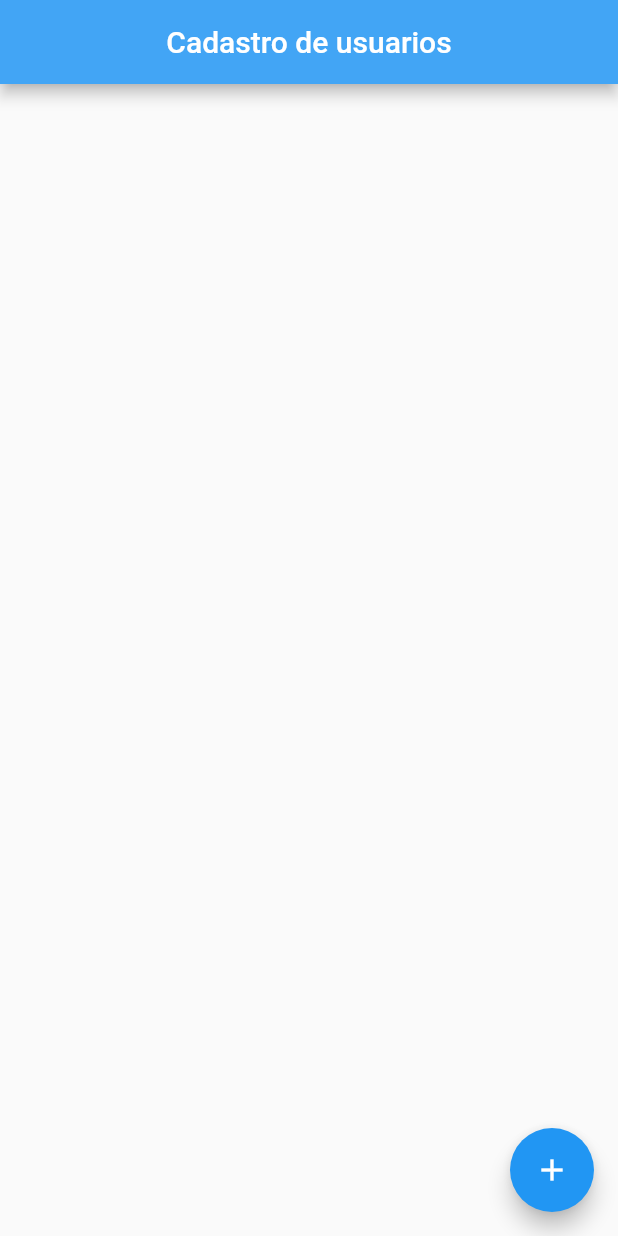
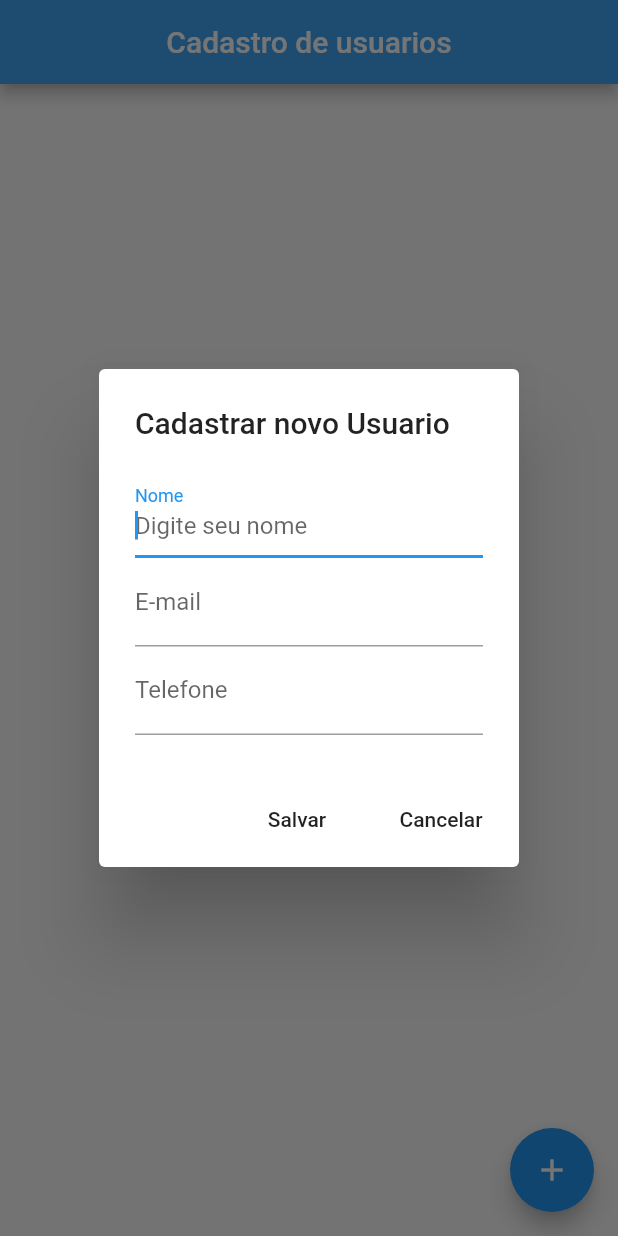
Before and after one commit to DeivideSilva/Flutter, a Flutter app: the screen it shows after launch, after a tap on the "add" icon, on a phone screen of 412 x 824 dp. Run offline on Flutter 3.47's test engine with Material 2 defaults, Android fonts, the phone set to English and light mode, and no system bars; our stand-ins replace flutter_icons, flutter_masked_text, flutter_mobx, mobx, share, transparent_image.

Commit message:
Adicionado os campos de texto

```diff
--- a/app_cadastro/lib/home.dart
+++ b/app_cadastro/lib/home.dart
@@ -6,6 +6,65 @@ class Home extends StatefulWidget {
 }
 
 class _HomeState extends State<Home> {
+  TextEditingController txtnome = TextEditingController();
+  TextEditingController txtemail = TextEditingController();
+  TextEditingController txttelefone = TextEditingController();
+
+  void exibirTelaCadastro() {
+    showDialog(
+        context: context,
+        builder: (context) {
+          return AlertDialog(
+            title: Text('Cadastrar novo Usuario'),
+            content: SingleChildScrollView(
+                          child: Column(
+                mainAxisSize: MainAxisSize.min,
+                children: [
+                  TextField(
+                    controller: txtnome,
+                    autofocus: true,
+                    decoration: InputDecoration(
+                      labelText: 'Nome',
+                      hintText: 'Digite seu nome',
+                    ),
+                  ),
+
+                  TextField(
+                    controller: txtemail,
+                    decoration: InputDecoration(
+                      labelText: 'E-mail',
+                      hintText: 'Digite seu email',
+                    ),
+                  ),
+
+                  TextField(
+                    controller: txttelefone,
+                    decoration: InputDecoration(
+                      labelText: 'Telefone',
+                      hintText: 'Digite o seu telefone',
+                    ),
+                  ),
+                ],
+              ),
+            ),
+
+            actions: [
+              FlatButton(
+                child: Text('Salvar'),
+                onPressed:(){},
+              ),
+
+              FlatButton(
+                child:Text('Cancelar'),
+                onPressed: (){
+                  Navigator.pop(context);
+                },
+              ),
+            ],
+          );
+        });
+  }
+
   @override
   Widget build(BuildContext context) {
     return Scaffold(
@@ -14,12 +73,14 @@ class _HomeState extends State<Home> {
         centerTitle: true,
         backgroundColor: Colors.blue[400],
       ),
-      body: SingleChildScrollView(),
+      body: Container(),
       floatingActionButton: FloatingActionButton(
         backgroundColor: Colors.blue,
         foregroundColor: Colors.white,
         child: Icon(Icons.add),
-        onPressed: () {},
+        onPressed: () {
+          exibirTelaCadastro();
+        },
       ),
     );
   }
--- a/app_cadastro/pubspec.yaml
+++ b/app_cadastro/pubspec.yaml
@@ -29,6 +29,7 @@ dependencies:
   # Use with the CupertinoIcons class for iOS style icons.
   cupertino_icons: ^1.0.0
   sqflite: ^1.3.1
+  path_provider: ^1.6.11
 
 dev_dependencies:
   flutter_test:
```
Also changed, not shown: app_cadastro/pubspec.lock.
